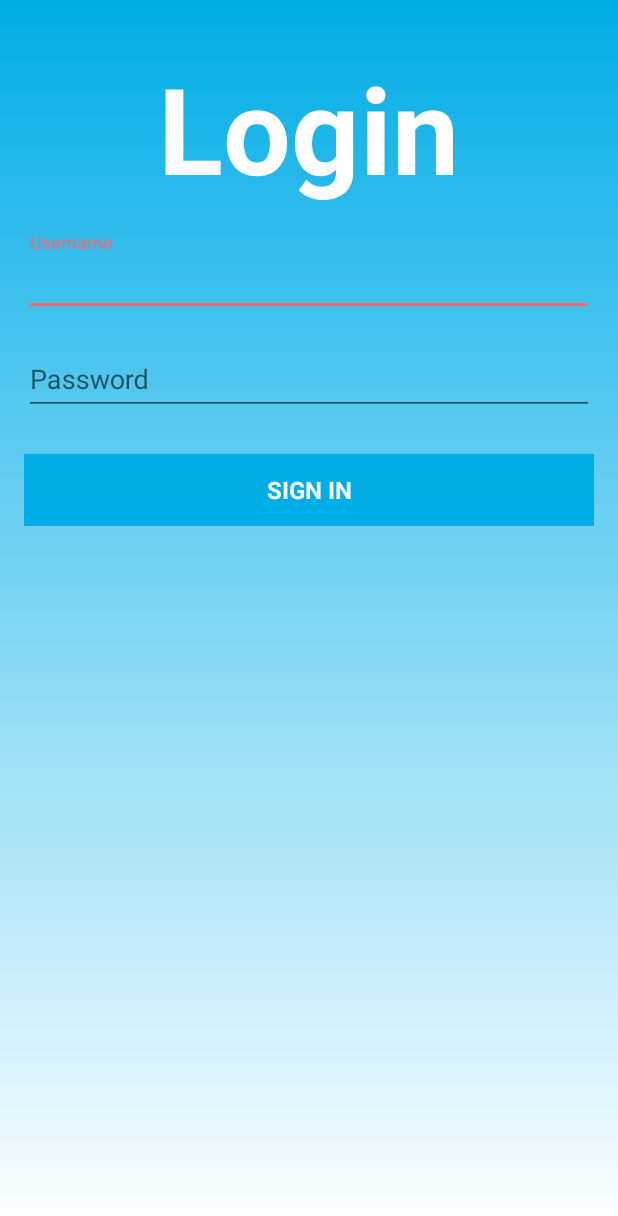
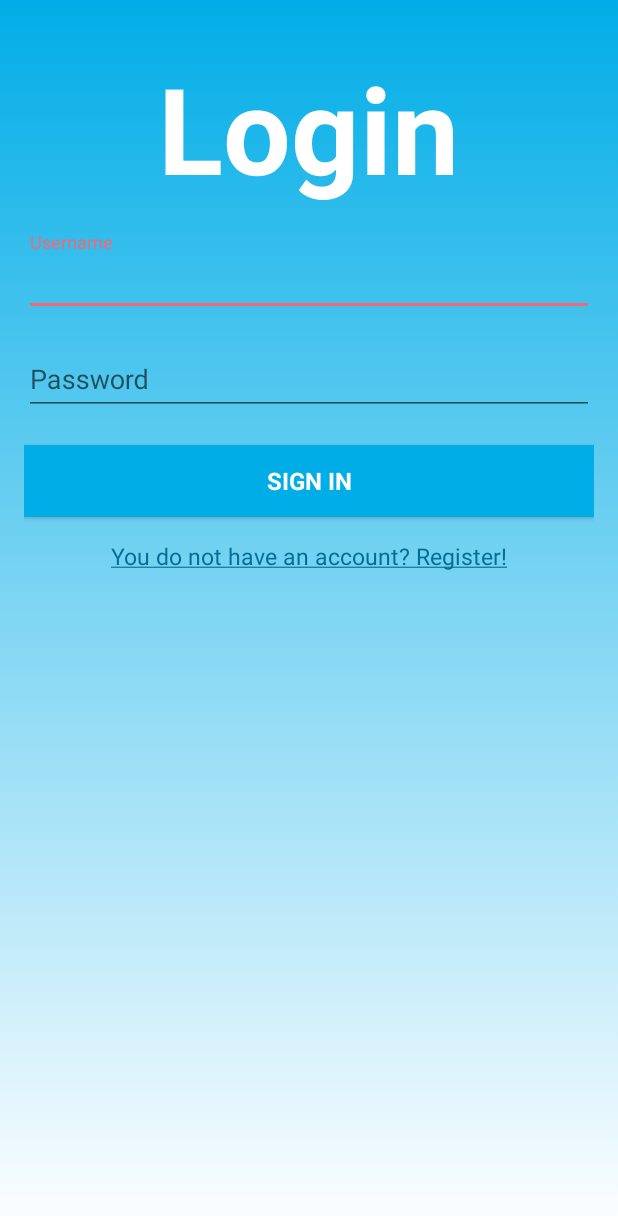
Before and after one commit to ebeus/NWT-17.18-Tim14, an Android app: the layout activity_login.xml on its own in the app's theme, with its tools: preview values and no code run, on a phone screen of 412 x 824 dp. Shown: the top 1216 px of the screen. Run offline under Robolectric (Android 15) with nearby library versions, the phone set to English and light mode, and no system bars.

Commit message:
Login register changes

```diff
--- a/NWTAndroid/app/src/main/java/ba/tim14/nwt/nwt_android/activities/TripActivity.java
+++ b/NWTAndroid/app/src/main/java/ba/tim14/nwt/nwt_android/activities/TripActivity.java
@@ -182,7 +182,7 @@ public class TripActivity extends FragmentActivity implements CompoundButton.OnC
         }
         addMarkerOnMap(points.get(0),"Start" , 0,Utils.getBitmapDescriptor(getApplicationContext(), R.drawable.ic_start_trip));
         redrawLine();
-        int end = 0;
+        int end = 0 ;
         if(points.size() > 1){
             end = points.size()-1;
         }
--- a/NWTAndroid/app/src/main/res/layout/activity_login.xml
+++ b/NWTAndroid/app/src/main/res/layout/activity_login.xml
@@ -51,7 +51,6 @@
                     android:maxLines="1"
                     android:textColor="@color/colorPrimaryDark"
                     android:singleLine="true">
-                    <requestFocus />
                 </EditText>
 
             </android.support.design.widget.TextInputLayout>
@@ -78,9 +77,22 @@
                 style="@style/AppTheme.SimpleButton"
                 android:id="@+id/sign_in_button"
                 android:layout_below="@+id/til_pass"
-                android:layout_marginTop="16dp"
                 android:text="@string/action_sign_in"
                 android:textStyle="bold" />
+
+            <TextView
+                android:layout_width="wrap_content"
+                android:layout_height="wrap_content"
+                android:layout_below="@id/sign_in_button"
+                android:id="@+id/register"
+                android:padding="@dimen/button_settings_margin"
+                android:textColor="@color/colorPrimaryDark"
+                android:layout_centerHorizontal="true"
+                android:layout_marginEnd="@dimen/activity_vertical_margin"
+                style="@style/AppTheme.SimpleACTextView"
+                android:textSize="@dimen/text_size_small"
+                android:text="@string/str_register"
+                android:layout_marginRight="@dimen/activity_vertical_margin" />
 
         </RelativeLayout>
     </ScrollView>
--- a/NWTAndroid/app/src/main/res/values/strings.xml
+++ b/NWTAndroid/app/src/main/res/values/strings.xml
@@ -22,6 +22,7 @@
     <string name="action_register">Register</string>
     <string name="action_change">Change</string>
 
+    <string name="str_register"><u>You do not have an account? Register!</u></string>
 
     <string name="error_username_login">User with this username does not exist.</string>
     <string name="error_first_name">First name must contain only letters.</string>
```
Also changed, not shown: NWTAndroid/app/src/main/java/ba/tim14/nwt/nwt_android/activities/LoginActivity.java (+11 -3 lines), NWTAndroid/app/src/main/java/ba/tim14/nwt/nwt_android/activities/MainActivity.java (+6 -3 lines), NWTAndroid/app/src/main/java/ba/tim14/nwt/nwt_android/utils/Utils.java (+4 -4 lines).
